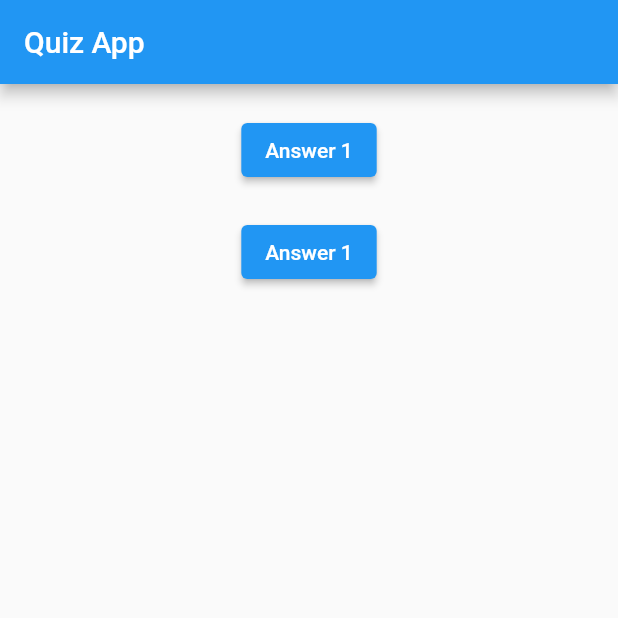
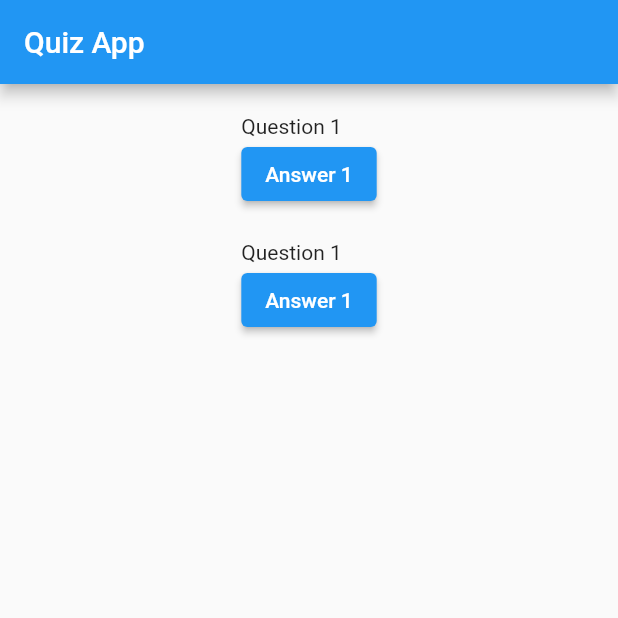
Before and after one commit to jeremyessien/Skill_upgrade1, a Flutter app: the screen it shows after launch, on a phone screen of 412 x 824 dp, the top half of it. Run offline on Flutter 3.47's test engine with Material 2 defaults, Android fonts, the phone set to English and light mode, and no system bars.

Commit message:
Update main.dart

```diff
--- a/lib/main.dart
+++ b/lib/main.dart
@@ -35,6 +35,7 @@ class HomePage extends StatelessWidget {
           child: Column(
             crossAxisAlignment: CrossAxisAlignment.start,
             children: [
+              const Text('Question 1'),
               ElevatedButton(
                 onPressed: () {},
                 child: const Text('Answer 1'),
@@ -42,6 +43,7 @@ class HomePage extends StatelessWidget {
               const SizedBox(
                 height: 20,
               ),
+              const Text('Question 1'),
               ElevatedButton(onPressed: () {}, child: const Text('Answer 1'))
             ],
           ),
```
